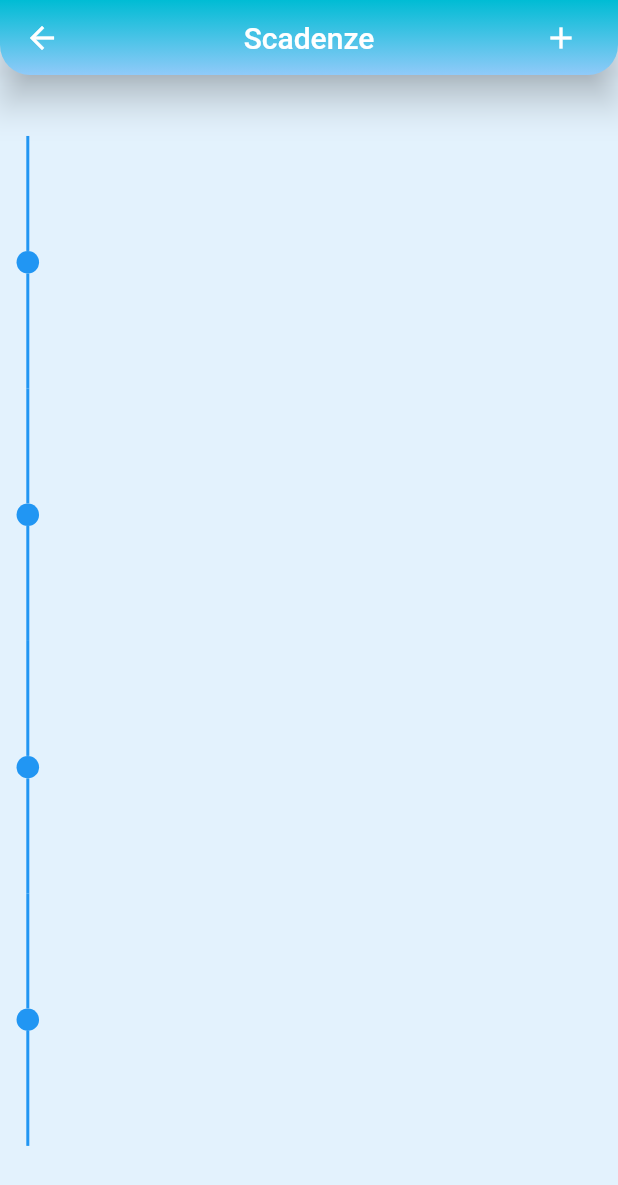
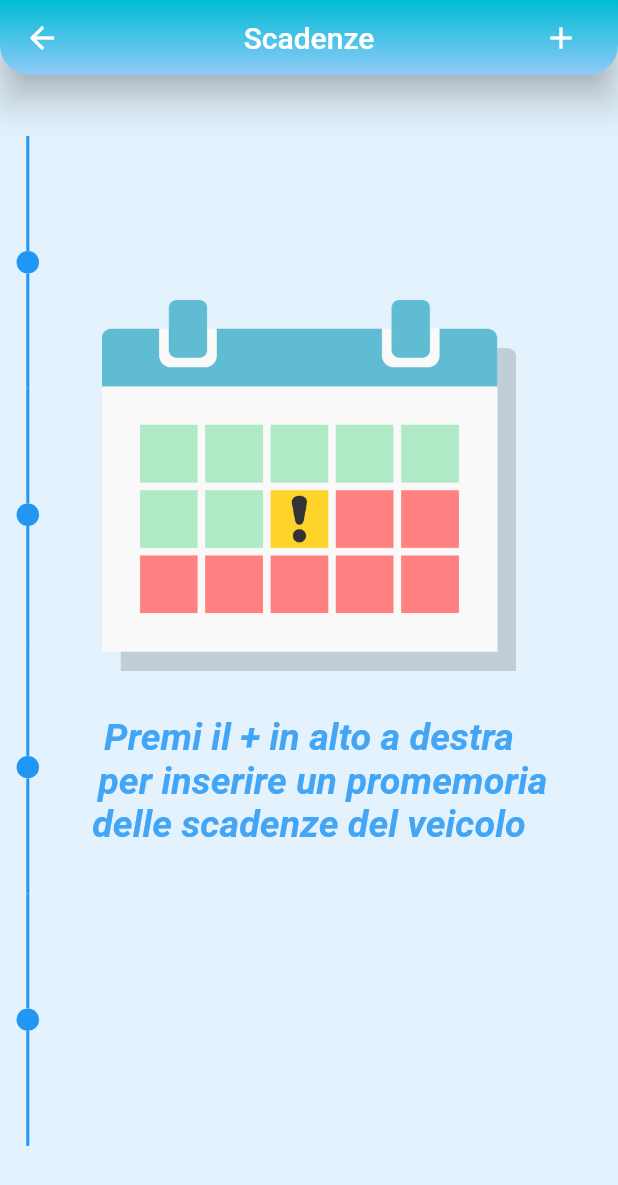
Before and after one commit to m4rcodc/V-Control_App, a Flutter app: the Scadenze screen opened directly, on a phone screen of 412 x 824 dp. Shown: the top 1185 px of the screen. Run offline on Flutter 3.47's test engine with Material 2 defaults, Android fonts, the phone set to English and light mode, and no system bars; drawn by our look-alikes of flutter_speed_dial, timelines; our stand-ins replace animated_splash_screen, awesome_dialog, cloud_firestore, dotted_border, dropdown_button2, firebase_auth and 11 more; missing offline and left inert: d_chart, flutter_phone_direct_caller; accounts and stored records are empty.

Commit message:
aggiornamento scadenze

```diff
--- a/lib/Page/Scadenze.dart
+++ b/lib/Page/Scadenze.dart
@@ -69,10 +69,10 @@ class Scadenze extends StatefulWidget {
         .where('titolo', isEqualTo: 'Assicurazione')
         .where('uid', isEqualTo: FirebaseAuth.instance.currentUser?.uid)
         .get();
+    number = '';
+    if(docNumber.docs.isNotEmpty) {
       number = docNumber.docs[0]['numero'];
       print('numero $number');
-     if(number == null) {
-       number = '';
     }
     //print('numero $number');
 
@@ -160,10 +160,9 @@ class Scadenze extends StatefulWidget {
 
     deleteAfterPay(titolo);
 
-    if(tipoScad != ""){
-      //print("data: ");print(data);
     DateTime dataScad = DateTime.fromMillisecondsSinceEpoch(data.millisecondsSinceEpoch);
     DateTime newDataScad = DateTime.now();
+    if(tipoScad != ""){
       if(tipoScad == "Trimestrale"){
         newDataScad = new DateTime(dataScad.year,dataScad.month+3,dataScad.day);
       }
@@ -172,6 +171,17 @@ class Scadenze extends StatefulWidget {
       }
       if(tipoScad == "Annuale"){
         newDataScad = new DateTime(dataScad.year+1,dataScad.month,dataScad.day);
+      }
+    }
+    print("caio "+titolo);
+    if(titolo == "Revisione"){
+      newDataScad = new DateTime(dataScad.year+2,dataScad.month,dataScad.day);
+    }
+    else {
+      newDataScad = new DateTime(dataScad.year + 1, dataScad.month, dataScad.day);
+    }
+    if(titolo == "Tagliando"){
+      km += 25000;
     }
     var info= {
       'nome': nome,
@@ -185,8 +195,6 @@ class Scadenze extends StatefulWidget {
     };
 
     insert(info, false);
-
-    }
 
   }
 
@@ -249,8 +257,12 @@ class Scadenze extends StatefulWidget {
     return icon;
   }
 
+  static String numero = "";
   static void insert(var info,bool mod) {
-    //print('Sono qui');
+    print(info["numero"]);
+    if(info['numero'] != null) {
+      numero = info['numero'];
+    }
     Timestamp timestamp = Timestamp.fromDate(info['dataScad']);
     int km = 0;
     if (info['titolo'] == 'Tagliando') {
@@ -305,7 +317,7 @@ class Scadenze extends StatefulWidget {
             'tipoScad': info['tipoScad'],
             'notifiche': info['notifiche'],
             'uid': FirebaseAuth.instance.currentUser?.uid,
-            'numero': info['numero']
+            'numero': numero
           });
         }
       }
@@ -321,7 +333,7 @@ class Scadenze extends StatefulWidget {
           'tipoScad': info['tipoScad'],
           'notifiche': info['notifiche'],
           'uid': FirebaseAuth.instance.currentUser?.uid,
-          'numero': info['numero']
+          'numero': numero
         });
       }
     }
@@ -590,6 +602,27 @@ class _ScadenzeState extends State<Scadenze>{
                         color: Colors.blue.shade500
                       ),
                     ),
+              listaScadenze.isEmpty? Column(
+                children: [
+                  Container(
+                    margin: EdgeInsets.only(top: 200),
+                    child: Image.asset(
+                      height: MediaQuery.of(context).size.height * 0.30,
+                      width: MediaQuery.of(context).size.width,
+                      'images/scadenze.png'
+                    )
+                  ),
+                  Container(
+                    alignment: Alignment.center,
+                    margin: EdgeInsets.only(top: 30),
+                    child: Text(
+                      'Premi il + in alto a destra \n\t\t per inserire un promemoria \ndelle scadenze del veicolo',
+                       textAlign: TextAlign.center,
+                       style: TextStyle( fontSize: 25,fontStyle: FontStyle.italic, fontWeight: FontWeight.bold, color: Colors.blue.shade400),
+                    )
+                  ),
+                ],
+              ):
               ListView(
                 children:
                 listaScadenze,
```
Also changed, not shown: images/scadenze.png (added). Lines whose indentation alone changed are shown as unchanged.
